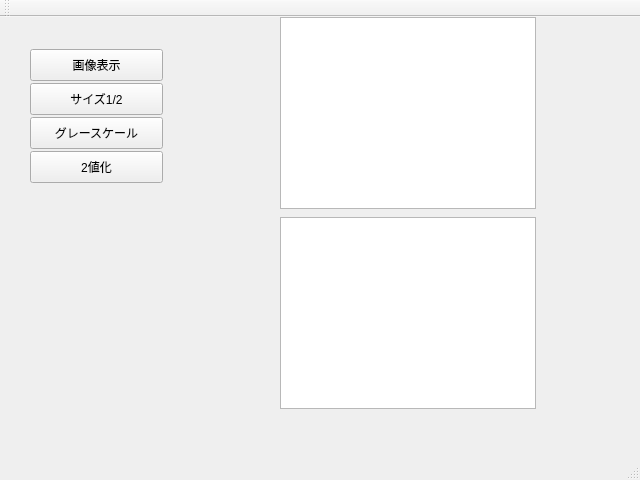
This is pixc/mainwindow.ui in Kana-Higuchi/PixC as Qt 5 draws it before an edit. The edited form follows.
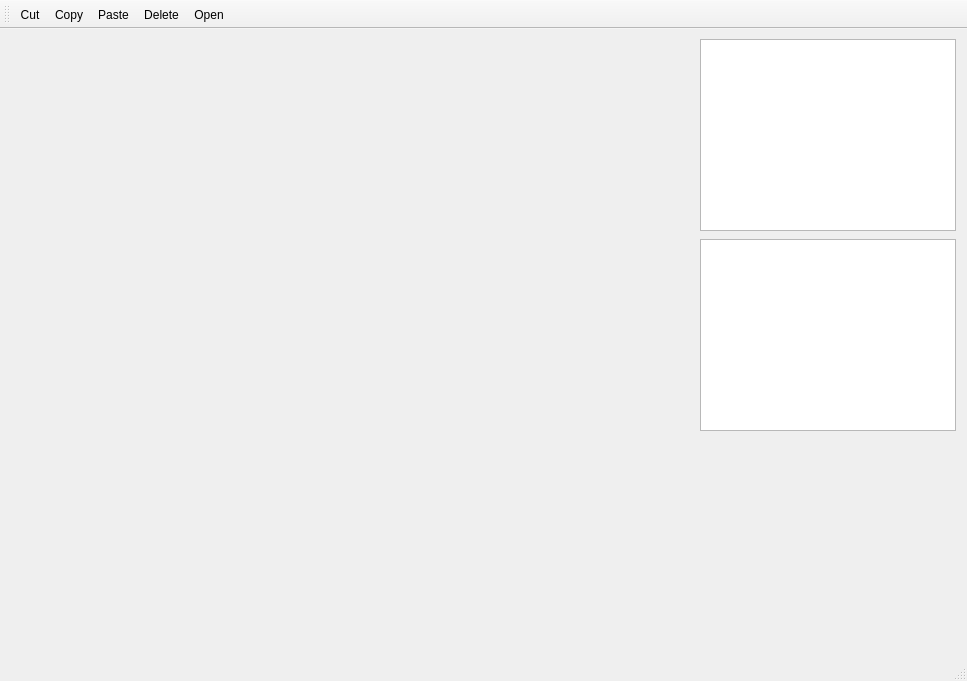
This is the edited form. Custom widgets are drawn as their Qt base class.

Diff of the .ui file:
```diff
--- a/pixc/mainwindow.ui
+++ b/pixc/mainwindow.ui
@@ -6,71 +6,19 @@
    <rect>
     <x>0</x>
     <y>0</y>
-    <width>640</width>
-    <height>480</height>
+    <width>967</width>
+    <height>681</height>
    </rect>
   </property>
   <property name="windowTitle">
    <string>MainWindow</string>
   </property>
   <widget class="QWidget" name="centralWidget">
-   <widget class="QPushButton" name="pushButton_4">
-    <property name="geometry">
-     <rect>
-      <x>30</x>
-      <y>134</y>
-      <width>133</width>
-      <height>32</height>
-     </rect>
-    </property>
-    <property name="text">
-     <string>2値化</string>
-    </property>
-   </widget>
-   <widget class="QPushButton" name="pushButton_2">
-    <property name="geometry">
-     <rect>
-      <x>30</x>
-      <y>66</y>
-      <width>133</width>
-      <height>32</height>
-     </rect>
-    </property>
-    <property name="text">
-     <string>サイズ1/2</string>
-    </property>
-   </widget>
-   <widget class="QPushButton" name="pushButton">
-    <property name="geometry">
-     <rect>
-      <x>30</x>
-      <y>32</y>
-      <width>133</width>
-      <height>32</height>
-     </rect>
-    </property>
-    <property name="text">
-     <string>画像表示</string>
-    </property>
-   </widget>
-   <widget class="QPushButton" name="pushButton_3">
-    <property name="geometry">
-     <rect>
-      <x>30</x>
-      <y>100</y>
-      <width>133</width>
-      <height>32</height>
-     </rect>
-    </property>
-    <property name="text">
-     <string>グレースケール</string>
-    </property>
-   </widget>
    <widget class="CustumList" name="listWidget">
     <property name="geometry">
      <rect>
-      <x>280</x>
-      <y>200</y>
+      <x>700</x>
+      <y>210</y>
       <width>256</width>
       <height>192</height>
      </rect>
@@ -79,8 +27,8 @@
    <widget class="CustumList" name="listWidget_2">
     <property name="geometry">
      <rect>
-      <x>280</x>
-      <y>0</y>
+      <x>700</x>
+      <y>10</y>
       <width>256</width>
       <height>192</height>
      </rect>
@@ -104,8 +52,53 @@
    <attribute name="toolBarBreak">
     <bool>false</bool>
    </attribute>
+   <addaction name="actionCut"/>
+   <addaction name="action_Copy"/>
+   <addaction name="actionPaste"/>
+   <addaction name="action_Delete"/>
+   <addaction name="action_Open"/>
   </widget>
   <widget class="QStatusBar" name="statusBar"/>
+  <action name="action_Copy">
+   <property name="text">
+    <string>&amp;Copy</string>
+   </property>
+   <property name="toolTip">
+    <string>Copy</string>
+   </property>
+   <property name="shortcut">
+    <string>Ctrl+C</string>
+   </property>
+  </action>
+  <action name="actionCut">
+   <property name="text">
+    <string>Cut</string>
+   </property>
+   <property name="shortcut">
+    <string>Ctrl+X</string>
+   </property>
+  </action>
+  <action name="actionPaste">
+   <property name="text">
+    <string>Paste</string>
+   </property>
+   <property name="shortcut">
+    <string>Ctrl+V</string>
+   </property>
+  </action>
+  <action name="action_Delete">
+   <property name="text">
+    <string>Delete</string>
+   </property>
+   <property name="shortcut">
+    <string>Ctrl+D</string>
+   </property>
+  </action>
+  <action name="action_Open">
+   <property name="text">
+    <string>Open</string>
+   </property>
+  </action>
  </widget>
  <layoutdefault spacing="6" margin="11"/>
  <customwidgets>
```
Left out of the diff: 25 changed lines with no effect on the pictures.
